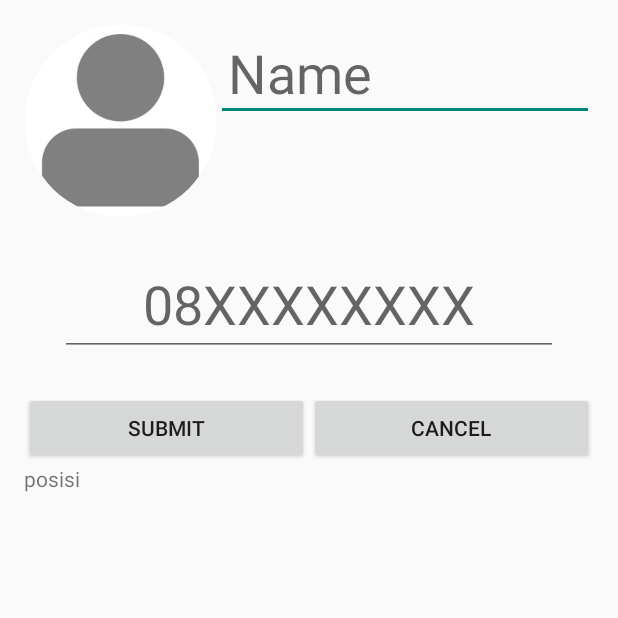
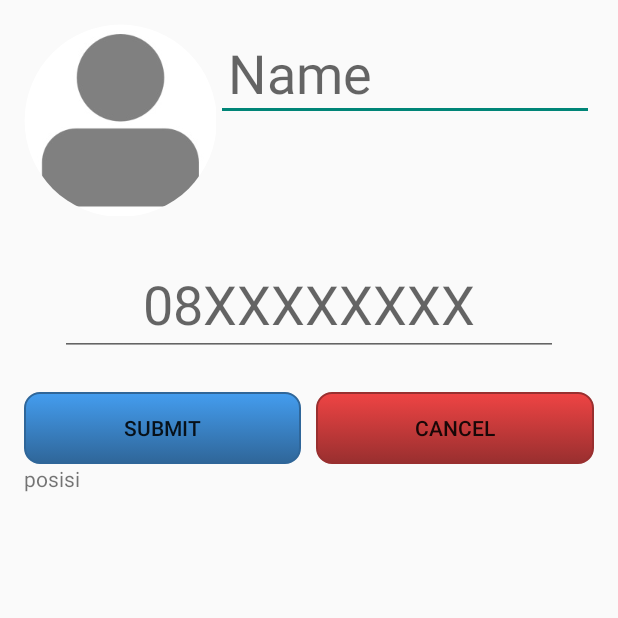
Before and after one commit to davidhardja/PhoneBook, an Android app: the AddActivity screen opened directly, with no data from a screen before it, on a phone screen of 412 x 824 dp, the top half of it. Run offline under Robolectric (Android 15) with nearby library versions, the phone set to English and light mode, and no system bars.

Commit message:
EDIT button => MainActivity, EditActivity,DetailActivity,AddActivity FIX login=>MainActivity ADD button_biru button_merah

```diff
--- /dev/null
+++ b/app/src/main/res/drawable/button_biru.xml
@@ -0,0 +1,24 @@
+<?xml version="1.0" encoding="utf-8"?>
+<selector xmlns:android="http://schemas.android.com/apk/res/android">
+    <item android:state_pressed="true">
+        <shape>
+            <solid android:color="#449def" />
+            <stroke android:width="1dp" android:color="#2f6699" />
+            <corners android:radius="20dp" />
+
+            <padding android:bottom="10dp" android:left="10dp" android:right="10dp" android:top="10dp" />
+        </shape>
+    </item>
+    <item>
+        <shape>
+            <gradient android:angle="270" android:endColor="#2f6699" android:startColor="#449def" />
+            <stroke android:width="1dp" android:color="#2f6699" />
+            <corners android:radius="10dp"/>
+
+            <padding android:left="10dp"
+                android:bottom="10dp"
+                android:right="10dp"
+                android:top="10dp"/>
+        </shape>
+    </item>
+</selector>
--- /dev/null
+++ b/app/src/main/res/drawable/button_merah.xml
@@ -0,0 +1,22 @@
+<?xml version="1.0" encoding="utf-8"?>
+<selector xmlns:android="http://schemas.android.com/apk/res/android">
+    <item android:state_pressed="true">
+        <shape>
+            <solid android:color="#ef4444" />
+            <stroke android:width="1dp" android:color="#992f2f" />
+            <corners android:radius="20dp" />
+            <padding android:bottom="10dp" android:left="10dp" android:right="10dp" android:top="10dp" />
+        </shape>
+    </item>
+    <item>
+        <shape>
+            <gradient android:angle="270" android:endColor="#992f2f" android:startColor="#ef4444" />
+            <stroke android:width="1dp" android:color="#992f2f" />
+            <corners android:radius="10dp"/>
+            <padding android:left="10dp"
+                android:bottom="10dp"
+                android:right="10dp"
+                android:top="10dp"/>
+        </shape>
+    </item>
+</selector>
--- a/app/src/main/res/layout/activity_add.xml
+++ b/app/src/main/res/layout/activity_add.xml
@@ -41,15 +41,18 @@
         android:layout_height="wrap_content">
 
         <Button
+            android:background="@drawable/button_biru"
             android:onClick="submitAdd"
             android:id="@+id/edit_button_submit"
             android:layout_weight="1"
+            android:layout_marginRight="10dp"
             android:text="Submit"
             android:gravity="center"
             android:layout_width="0dp"
             android:layout_height="wrap_content" />
 
         <Button
+            android:background="@drawable/button_merah"
             android:onClick="cancel"
             android:id="@+id/edit_button_cancel"
             android:layout_weight="1"
--- a/app/src/main/res/layout/activity_details.xml
+++ b/app/src/main/res/layout/activity_details.xml
@@ -24,6 +24,7 @@
         </ImageView>
 
         <TextView
+
             android:id="@+id/details_name_text_view"
             android:textSize="36dp"
             android:layout_width="wrap_content"
@@ -48,12 +49,15 @@
         android:orientation="horizontal"
         >
         <Button
+            android:background="@drawable/button_biru"
             android:text="Edit"
             android:onClick="goEditActivity"
             android:layout_width="0dp"
+            android:layout_marginRight="10dp"
             android:layout_weight="1"
             android:layout_height="48dp" />
         <Button
+            android:background="@drawable/button_merah"
             android:onClick="deleteContact"
             android:text="Delete"
             android:layout_width="0dp"
--- a/app/src/main/res/layout/activity_edit.xml
+++ b/app/src/main/res/layout/activity_edit.xml
@@ -41,15 +41,18 @@
         android:layout_height="wrap_content">
 
         <Button
+            android:background="@drawable/button_biru"
             android:onClick="submitEdit"
             android:id="@+id/edit_button_submit"
             android:layout_weight="1"
+            android:layout_marginRight="10dp"
             android:text="Submit"
             android:gravity="center"
             android:layout_width="0dp"
             android:layout_height="wrap_content" />
 
         <Button
+            android:background="@drawable/button_merah"
             android:onClick="cancelButton"
             android:id="@+id/edit_button_cancel"
             android:layout_weight="1"
```
Also changed, not shown: app/src/main/java/com/example/android/phonebook/MainActivity.java (+40 -64 lines), app/src/main/res/layout/activity_main.xml (+7 -2 lines).
